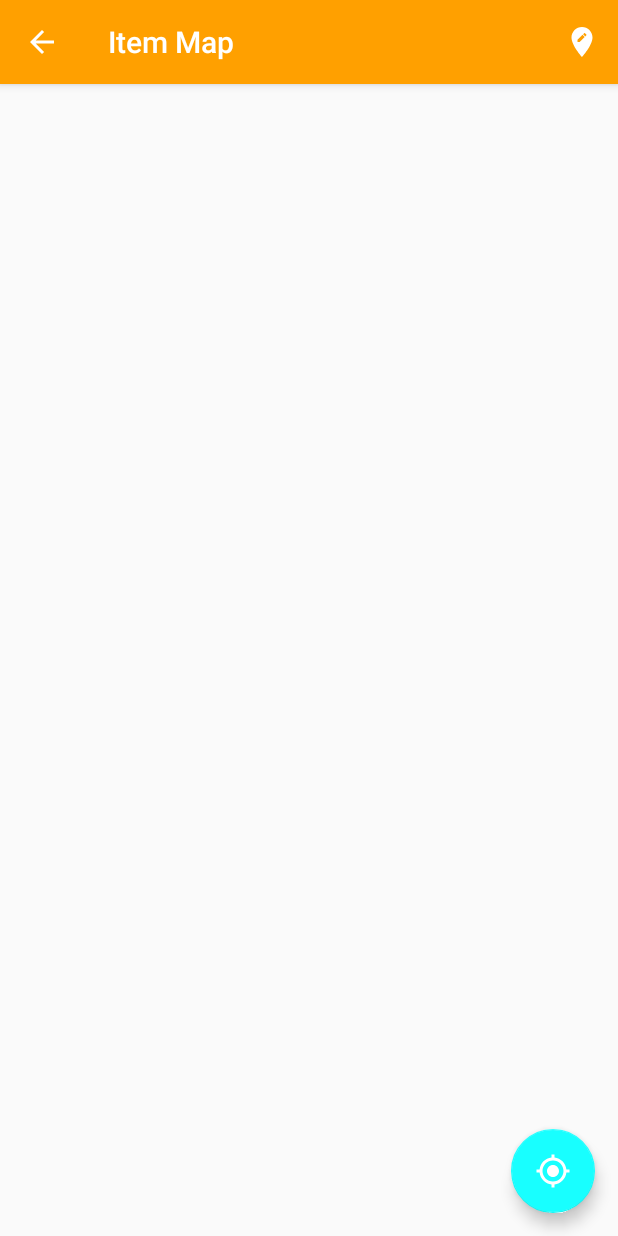
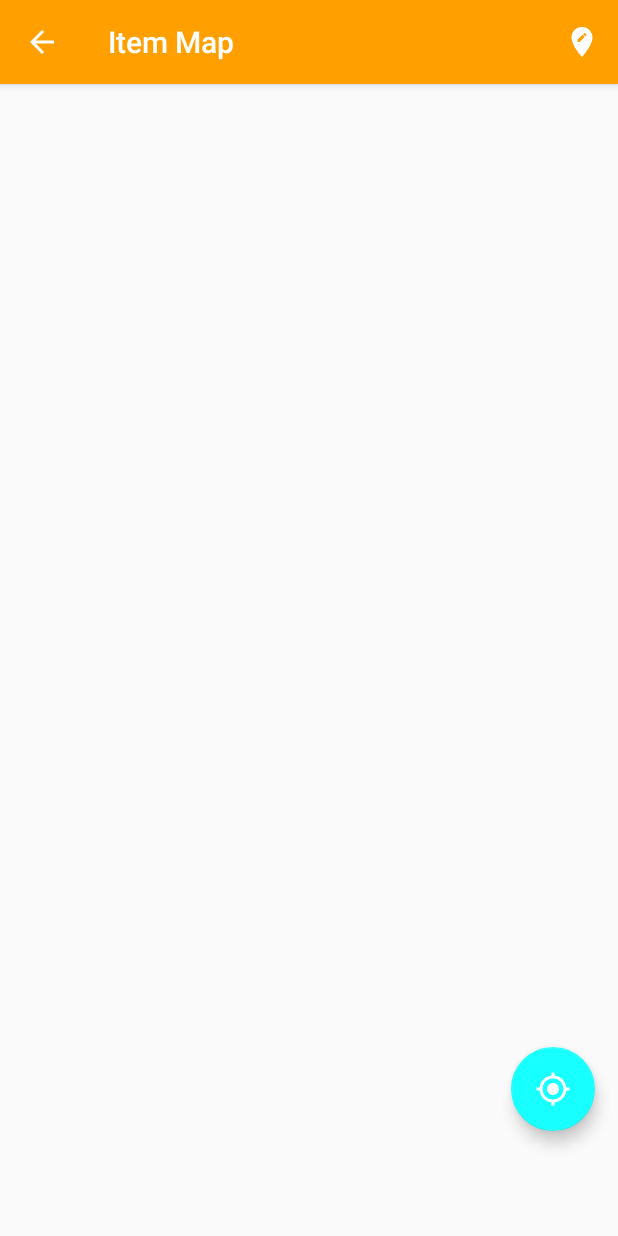
Before and after one commit to freshollie/206CDE35, an Android app: the ItemsMapActivity screen opened directly, with no data from a screen before it, on a phone screen of 412 x 824 dp. Run offline under Robolectric (Android 15) with nearby library versions, the phone set to English and light mode, and no system bars; libraries missing offline, so code that uses them is left out: noman.googleplaces.

Commit message:
Moved map fab up on item map

```diff
--- a/project/app/DisasterZone/app/src/main/java/uk/ac/coventry/m206cde/tutorial3/group5/disasterzone/ItemsMapActivity.java
+++ b/project/app/DisasterZone/app/src/main/java/uk/ac/coventry/m206cde/tutorial3/group5/disasterzone/ItemsMapActivity.java
@@ -18,11 +18,13 @@ import android.support.v7.app.AppCompatActivity;
 import android.support.v7.widget.Toolbar;
 import android.text.TextUtils;
 import android.util.Log;
+import android.util.TypedValue;
 import android.view.Menu;
 import android.view.MenuInflater;
 import android.view.MenuItem;
 import android.view.View;
 import android.widget.ProgressBar;
+import android.widget.RelativeLayout;
 import android.widget.Toast;
 
 import com.google.android.gms.common.ConnectionResult;
@@ -99,6 +101,25 @@ public class ItemsMapActivity extends AppCompatActivity implements OnMapReadyCal
                 .findFragmentById(R.id.map);
         mapFragment.getMapAsync(this);
 
+        /*
+        // Find ZoomControl view
+        //noinspection ResourceType
+        View zoomControls = mapFragment.getView().findViewById(0x4);
+
+        if (zoomControls != null && zoomControls.getLayoutParams() instanceof RelativeLayout.LayoutParams) {
+            // ZoomControl is inside of RelativeLayout
+            RelativeLayout.LayoutParams params = (RelativeLayout.LayoutParams) zoomControls.getLayoutParams();
+
+            // Align it to - parent top|left
+            params.addRule(RelativeLayout.ALIGN_PARENT_TOP);
+            params.addRule(RelativeLayout.ALIGN_PARENT_LEFT);
+
+            // Update margins, set to 10dp
+            final int margin = (int) TypedValue.applyDimension(TypedValue.COMPLEX_UNIT_DIP, 10,
+                    getResources().getDisplayMetrics());
+            params.setMargins(margin, margin, margin, margin);
+        }
+        */
         findViewById(R.id.location_fab).setOnClickListener(new View.OnClickListener() {
             @Override
             public void onClick(View v) {
--- a/project/app/DisasterZone/app/src/main/res/layout/activity_item_map.xml
+++ b/project/app/DisasterZone/app/src/main/res/layout/activity_item_map.xml
@@ -44,6 +44,7 @@
         android:src="@drawable/ic_my_location_white_24dp"
         android:clickable="true"
         android:layout_gravity="bottom|end"
-        android:layout_margin="15dp"
+        android:layout_marginRight="15dp"
+        android:layout_marginBottom="70dp"
         android:id="@+id/location_fab" />
 </android.support.design.widget.CoordinatorLayout>
```
